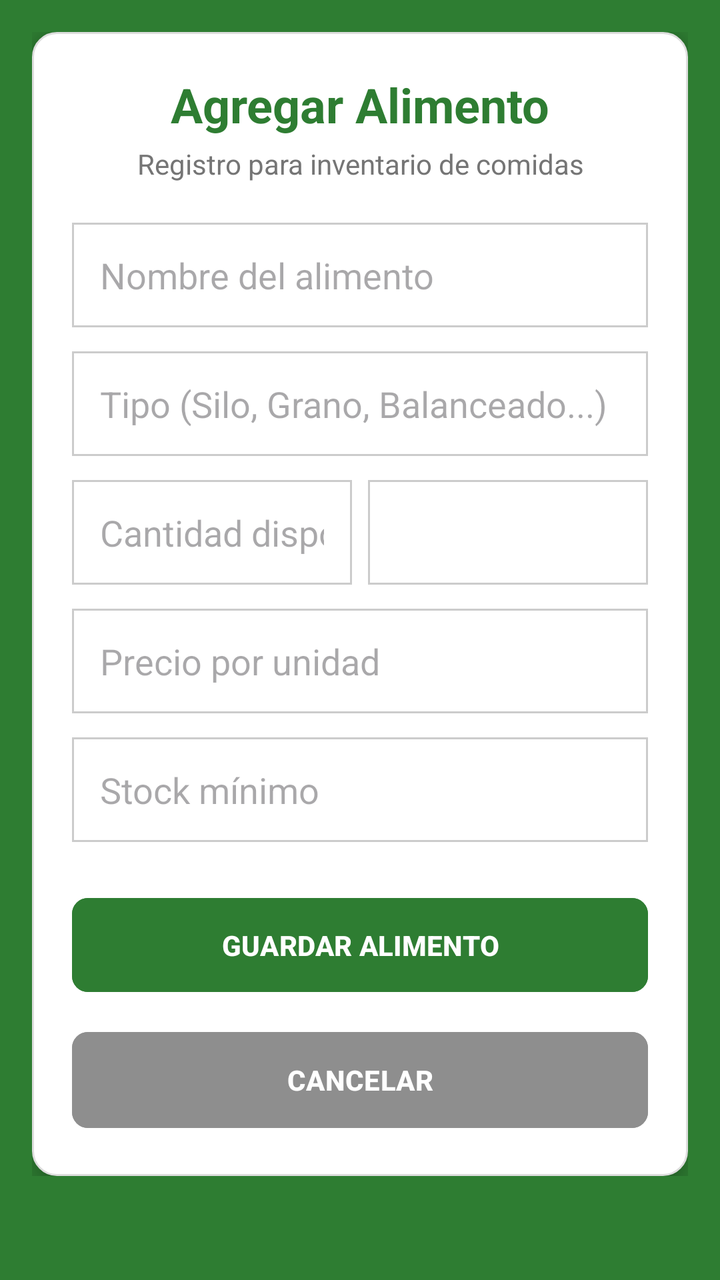
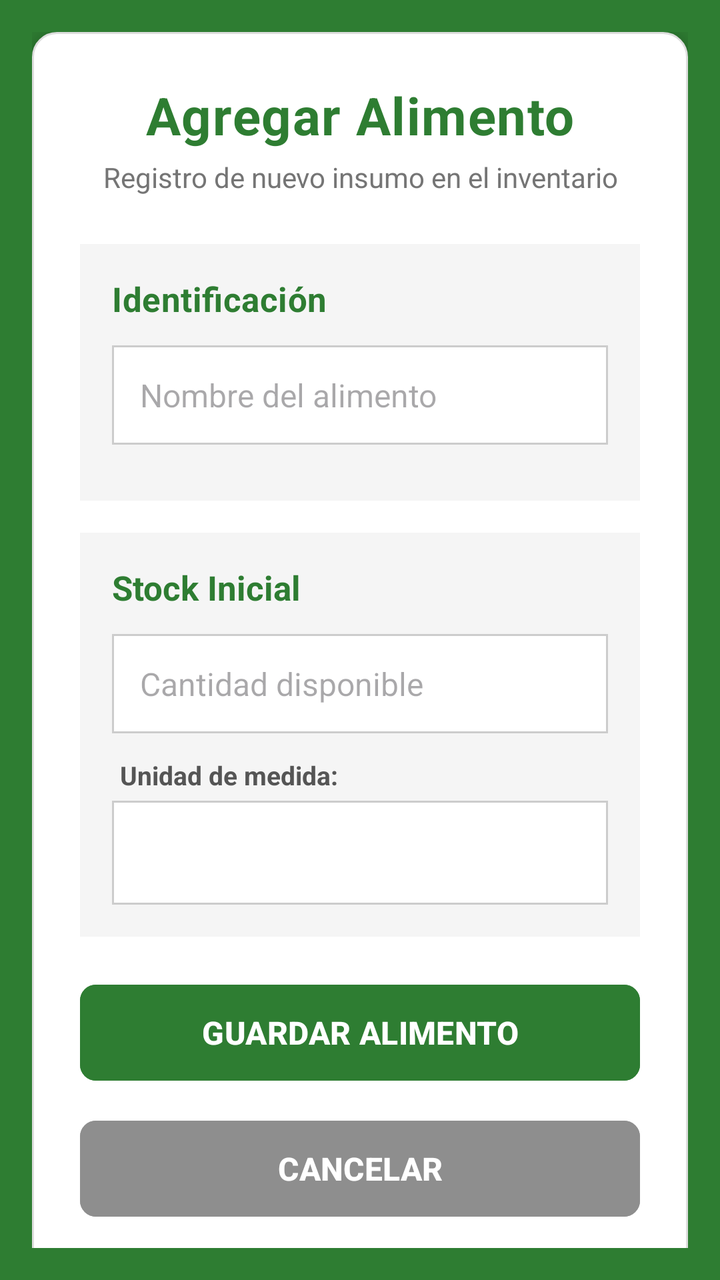

Compare the two renders of this Android layout. The source of the first and the diff that turns it into the second are given below.
<!-- AndroidManifest.xml: application theme Theme.AMG -->
<!-- res/layout/activity_agregar_comida.xml -->
<?xml version="1.0" encoding="utf-8"?>
<androidx.coordinatorlayout.widget.CoordinatorLayout
    xmlns:android="http://schemas.android.com/apk/res/android"
    xmlns:app="http://schemas.android.com/apk/res-auto"
    android:layout_width="match_parent"
    android:layout_height="match_parent"
    android:background="@color/green_primary"
    android:fitsSystemWindows="true"> <ScrollView
    android:layout_width="match_parent"
    android:layout_height="match_parent"
    android:padding="16dp">

    <LinearLayout
        android:layout_width="match_parent"
        android:layout_height="wrap_content"
        android:orientation="vertical">

        <LinearLayout
            android:layout_width="match_parent"
            android:layout_height="wrap_content"
            android:orientation="vertical"
            android:background="@drawable/bg_card"
            android:padding="20dp"
            android:elevation="8dp">

            <TextView
                android:layout_width="match_parent"
                android:layout_height="wrap_content"
                android:text="Agregar Alimento"
                android:textSize="24sp"
                android:textStyle="bold"
                android:textColor="@color/green_primary"
                android:gravity="center"
                android:layout_marginBottom="4dp"/>

            <TextView
                android:layout_width="match_parent"
                android:layout_height="wrap_content"
                android:text="Registro para inventario de comidas"
                android:textSize="14sp"
                android:textColor="#757575"
                android:gravity="center"
                android:layout_marginBottom="20dp"/>

            <EditText
                android:id="@+id/etNombreComida"
                android:layout_width="match_parent"
                android:layout_height="wrap_content"
                android:hint="Nombre del alimento"
                android:background="@drawable/borde_celda"
                android:padding="14dp"
                android:textColor="@color/black"
                android:layout_marginBottom="12dp"/>

            <EditText
                android:id="@+id/etTipoComida"
                android:layout_width="match_parent"
                android:layout_height="wrap_content"
                android:hint="Tipo (Silo, Grano, Balanceado...)"
                android:background="@drawable/borde_celda"
                android:padding="14dp"
                android:textColor="@color/black"
                android:layout_marginBottom="12dp"/>

            <LinearLayout
                android:layout_width="match_parent"
                android:layout_height="wrap_content"
                android:orientation="horizontal"
                android:layout_marginBottom="12dp">
                <EditText
                    android:id="@+id/etCantidadComida"
                    android:layout_width="0dp"
                    android:layout_weight="1"
                    android:layout_height="wrap_content"
                    android:hint="Cantidad disponible"
                    android:inputType="numberDecimal"
                    android:background="@drawable/borde_celda"
                    android:padding="14dp"
                    android:textColor="@color/black"
                    android:layout_marginEnd="8dp"/>
                <Spinner
                    android:id="@+id/spinnerUnidad"
                    android:layout_width="0dp"
                    android:layout_weight="1"
                    android:layout_height="match_parent"
                    android:background="@drawable/borde_celda"
                    android:padding="10dp"/>
            </LinearLayout>

            <EditText
                android:id="@+id/etPrecioUnidad"
                android:layout_width="match_parent"
                android:layout_height="wrap_content"
                android:hint="Precio por unidad"
                android:inputType="numberDecimal"
                android:background="@drawable/borde_celda"
                android:padding="14dp"
                android:textColor="@color/black"
                android:layout_marginBottom="12dp"/>

            <EditText
                android:id="@+id/etStockMinimo"
                android:layout_width="match_parent"
                android:layout_height="wrap_content"
                android:hint="Stock mínimo"
                android:inputType="numberDecimal"
                android:background="@drawable/borde_celda"
                android:padding="14dp"
                android:textColor="@color/black"
                android:layout_marginBottom="24dp"/>

            <Button
                android:id="@+id/btnGuardarComida"
                android:layout_width="match_parent"
                android:layout_height="wrap_content"
                android:text="GUARDAR ALIMENTO"
                android:textColor="@color/white"
                android:backgroundTint="@color/green_primary"
                android:textStyle="bold"
                android:padding="14dp"
                app:cornerRadius="8dp"
                android:layout_marginBottom="12dp"/>

            <Button
                android:id="@+id/btnVolverComida"
                android:layout_width="match_parent"
                android:layout_height="56dp"
                android:text="CANCELAR"
                android:textStyle="bold"
                android:backgroundTint="#8E8E8E"
                android:textColor="@color/white"
                app:cornerRadius="8dp"
                android:padding="14dp"/>

        </LinearLayout>
    </LinearLayout>
</ScrollView>
</androidx.coordinatorlayout.widget.CoordinatorLayout>
<!-- resources referenced by this layout -->
<resources>
  <color name="black">#000000</color>
  <color name="green_primary">#2E7D32</color>
  <color name="white">#FFFFFF</color>
  <!-- drawable bg_card (drawable) -->
  <?xml version="1.0" encoding="utf-8"?>
  <shape xmlns:android="http://schemas.android.com/apk/res/android"
      android:shape="rectangle">
  
      <solid android:color="#FFFFFF" />
  
      <corners android:radius="12dp" />
  
      <stroke
          android:width="1dp"
          android:color="#DDDDDD" />
  </shape>
  <!-- drawable borde_celda (drawable) -->
  <?xml version="1.0" encoding="utf-8"?>
  <shape xmlns:android="http://schemas.android.com/apk/res/android">
  
      <stroke
          android:width="1dp"
          android:color="#CCCCCC"/>
  
      <solid android:color="#FFFFFF"/>
  
      <padding
          android:left="8dp"
          android:right="8dp"
          android:top="6dp"
          android:bottom="6dp"/>
  
  </shape>
  <style name="Theme.AMG" parent="Base.Theme.AMG" />
  <style name="Base.Theme.AMG" parent="Theme.Material3.DayNight.NoActionBar">
          <item name="colorPrimary">@color/green_primary</item>
          <item name="colorSecondary">@color/green_light</item>
      </style>
  <color name="green_light">#66BB6A</color>
</resources>

<!-- the commit's change to res/layout/activity_agregar_comida.xml (unified diff, before → after) -->
@@ -5,134 +5,151 @@
     android:layout_width="match_parent"
     android:layout_height="match_parent"
     android:background="@color/green_primary"
-    android:fitsSystemWindows="true"> <ScrollView
-    android:layout_width="match_parent"
-    android:layout_height="match_parent"
-    android:padding="16dp">
+    android:fitsSystemWindows="true">
 
-    <LinearLayout
+    <ScrollView
         android:layout_width="match_parent"
-        android:layout_height="wrap_content"
-        android:orientation="vertical">
+        android:layout_height="match_parent"
+        android:padding="16dp">
 
         <LinearLayout
             android:layout_width="match_parent"
             android:layout_height="wrap_content"
             android:orientation="vertical"
             android:background="@drawable/bg_card"
-            android:padding="20dp"
-            android:elevation="8dp">
+            android:elevation="8dp"
+            android:padding="24dp">
 
+            
             <TextView
                 android:layout_width="match_parent"
                 android:layout_height="wrap_content"
                 android:text="Agregar Alimento"
-                android:textSize="24sp"
+                android:textSize="26sp"
                 android:textStyle="bold"
                 android:textColor="@color/green_primary"
                 android:gravity="center"
+                android:letterSpacing="0.02"
                 android:layout_marginBottom="4dp"/>
 
             <TextView
                 android:layout_width="match_parent"
                 android:layout_height="wrap_content"
-                android:text="Registro para inventario de comidas"
+                android:text="Registro de nuevo insumo en el inventario"
                 android:textSize="14sp"
                 android:textColor="#757575"
                 android:gravity="center"
-                android:layout_marginBottom="20dp"/>
+                android:lineSpacingExtra="2dp"
+                android:layout_marginBottom="24dp"/>
 
-            <EditText
-                android:id="@+id/etNombreComida"
-                android:layout_width="match_parent"
-                android:layout_height="wrap_content"
-                android:hint="Nombre del alimento"
-                android:background="@drawable/borde_celda"
-                android:padding="14dp"
-                android:textColor="@color/black"
-                android:layout_marginBottom="12dp"/>
-
-            <EditText
-                android:id="@+id/etTipoComida"
-                android:layout_width="match_parent"
-                android:layout_height="wrap_content"
-                android:hint="Tipo (Silo, Grano, Balanceado...)"
-                android:background="@drawable/borde_celda"
-                android:padding="14dp"
-                android:textColor="@color/black"
-                android:layout_marginBottom="12dp"/>
-
+            
             <LinearLayout
                 android:layout_width="match_parent"
                 android:layout_height="wrap_content"
-                android:orientation="horizontal"
-                android:layout_marginBottom="12dp">
+                android:orientation="vertical"
+                android:background="@color/grayBackground"
+                android:padding="16dp"
+                android:layout_marginBottom="16dp">
+
+                <TextView
+                    android:layout_width="match_parent"
+                    android:layout_height="wrap_content"
+                    android:text="Identificación"
+                    android:textStyle="bold"
+                    android:textSize="17sp"
+                    android:textColor="@color/green_primary"
+                    android:letterSpacing="0.01"
+                    android:layout_marginBottom="12dp"/>
+
+                <EditText
+                    android:id="@+id/etNombreComida"
+                    android:layout_width="match_parent"
+                    android:layout_height="wrap_content"
+                    android:hint="Nombre del alimento"
+                    android:background="@drawable/borde_celda"
+                    android:padding="14dp"
+                    android:textSize="16sp"
+                    android:textColor="@color/black"
+                    android:inputType="textCapWords"
+                    android:layout_marginBottom="12dp"/>
+
+            </LinearLayout>
+
+            
+            <LinearLayout
+                android:layout_width="match_parent"
+                android:layout_height="wrap_content"
+                android:orientation="vertical"
+                android:background="@color/grayBackground"
+                android:padding="16dp"
+                android:layout_marginBottom="20dp">
+
+                <TextView
+                    android:layout_width="match_parent"
+                    android:layout_height="wrap_content"
+                    android:text="Stock Inicial"
+                    android:textStyle="bold"
+                    android:textSize="17sp"
+                    android:textColor="@color/green_primary"
+                    android:layout_marginBottom="12dp"/>
+
                 <EditText
                     android:id="@+id/etCantidadComida"
-                    android:layout_width="0dp"
-                    android:layout_weight="1"
+                    android:layout_width="match_parent"
                     android:layout_height="wrap_content"
                     android:hint="Cantidad disponible"
                     android:inputType="numberDecimal"
                     android:background="@drawable/borde_celda"
                     android:padding="14dp"
+                    android:textSize="16sp"
                     android:textColor="@color/black"
-                    android:layout_marginEnd="8dp"/>
+                    android:layout_marginBottom="12dp"/>
+
+                <TextView
+                    android:layout_width="wrap_content"
+                    android:layout_height="wrap_content"
+                    android:text="Unidad de medida:"
+                    android:textSize="13sp"
+                    android:textStyle="bold"
+                    android:textColor="#555555"
+                    android:layout_marginStart="4dp"
+                    android:layout_marginBottom="4dp"/>
+
                 <Spinner
                     android:id="@+id/spinnerUnidad"
-                    android:layout_width="0dp"
-                    android:layout_weight="1"
-                    android:layout_height="match_parent"
+                    android:layout_width="match_parent"
+                    android:layout_height="52dp"
                     android:background="@drawable/borde_celda"
-                    android:padding="10dp"/>
+                    android:spinnerMode="dropdown"/>
+
             </LinearLayout>
 
-            <EditText
-                android:id="@+id/etPrecioUnidad"
-                android:layout_width="match_parent"
-                android:layout_height="wrap_content"
-                android:hint="Precio por unidad"
-                android:inputType="numberDecimal"
-                android:background="@drawable/borde_celda"
-                android:padding="14dp"
-                android:textColor="@color/black"
-                android:layout_marginBottom="12dp"/>
-
-            <EditText
-                android:id="@+id/etStockMinimo"
-                android:layout_width="match_parent"
-                android:layout_height="wrap_content"
-                android:hint="Stock mínimo"
-                android:inputType="numberDecimal"
-                android:background="@drawable/borde_celda"
-                android:padding="14dp"
-                android:textColor="@color/black"
-                android:layout_marginBottom="24dp"/>
-
+            
             <Button
                 android:id="@+id/btnGuardarComida"
                 android:layout_width="match_parent"
-                android:layout_height="wrap_content"
+                android:layout_height="56dp"
                 android:text="GUARDAR ALIMENTO"
+                android:textStyle="bold"
+                android:textSize="16sp"
                 android:textColor="@color/white"
                 android:backgroundTint="@color/green_primary"
-                android:textStyle="bold"
-                android:padding="14dp"
                 app:cornerRadius="8dp"
+                android:elevation="4dp"
                 android:layout_marginBottom="12dp"/>
 
+            
             <Button
                 android:id="@+id/btnVolverComida"
                 android:layout_width="match_parent"
                 android:layout_height="56dp"
                 android:text="CANCELAR"
                 android:textStyle="bold"
+                android:textSize="16sp"
                 android:backgroundTint="#8E8E8E"
                 android:textColor="@color/white"
-                app:cornerRadius="8dp"
-                android:padding="14dp"/>
+                app:cornerRadius="8dp"/>
 
         </LinearLayout>
-    </LinearLayout>
-</ScrollView>
+    </ScrollView>
 </androidx.coordinatorlayout.widget.CoordinatorLayout>
<!-- resource entries referenced after the edit -->
@@ -1,6 +1,7 @@
 <!-- resources referenced by this layout -->
 <resources>
   <color name="black">#000000</color>
+  <color name="grayBackground">#F5F5F5</color>
   <color name="green_primary">#2E7D32</color>
   <color name="white">#FFFFFF</color>
   <!-- drawable bg_card (drawable) -->
